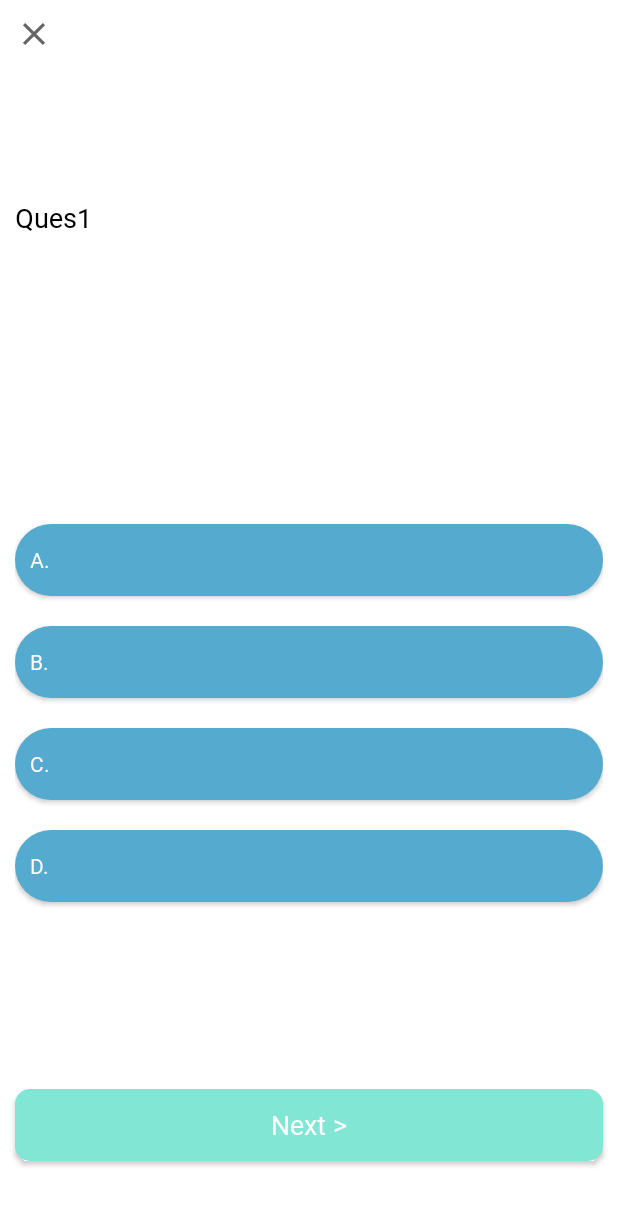
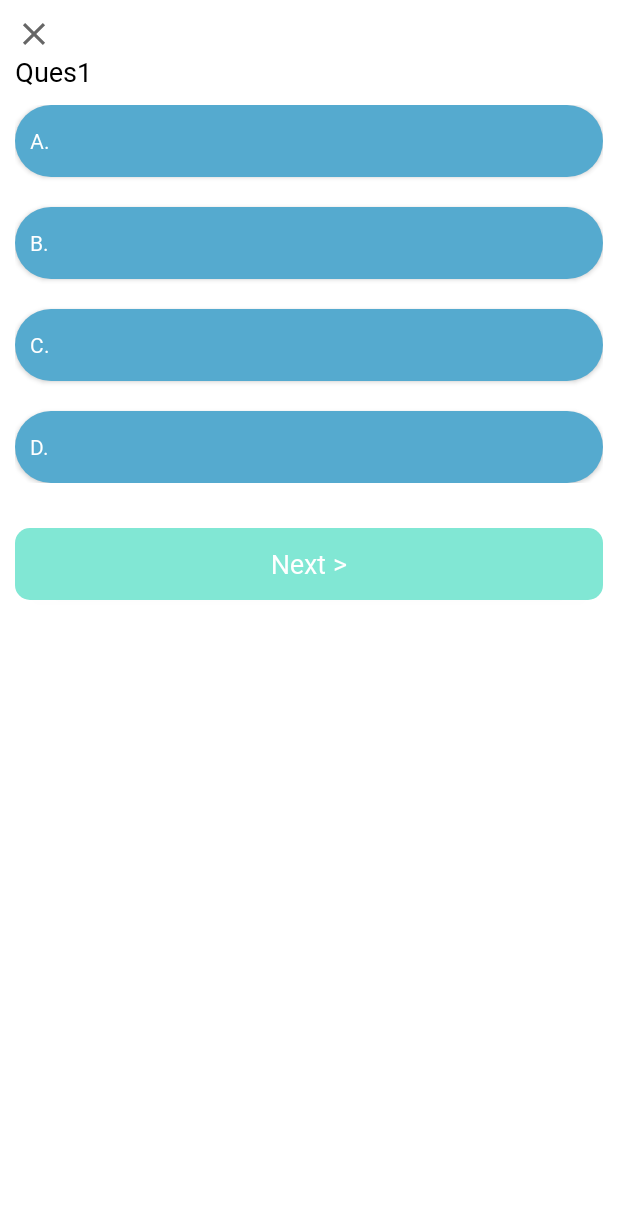
Before and after one commit to DauMoe/HPL, an Android app: the QuesActivity screen opened directly, with no data from a screen before it, on a phone screen of 412 x 824 dp. Shown: the top 1205 px of the screen. Run offline under Robolectric (Android 15) with nearby library versions, the phone set to English and light mode, and no system bars; pictures from the network do not load; 1 statement that could not run was skipped.

Commit message:
fix bugs

```diff
--- a/hpl_app/app/build.gradle
+++ b/hpl_app/app/build.gradle
@@ -35,6 +35,8 @@ android {
 }
 
 dependencies {
+    implementation 'com.github.bumptech.glide:glide:4.12.0'
+    annotationProcessor 'com.github.bumptech.glide:compiler:4.12.0'
     implementation 'com.squareup.retrofit2:retrofit:2.1.0'
     implementation 'com.squareup.retrofit2:converter-gson:2.1.0'
     implementation 'androidx.appcompat:appcompat:1.3.0'
--- a/hpl_app/app/src/main/AndroidManifest.xml
+++ b/hpl_app/app/src/main/AndroidManifest.xml
@@ -3,7 +3,7 @@
     package="com.example.hpl_one">
 
     <uses-permission android:name="android.permission.WRITE_EXTERNAL_STORAGE" />
-    <uses-permission android:name="android.permission.INTERNET" />
+    <uses-permission android:name="android.permission.INTERNET"/>
 
     <application
         android:allowBackup="true"
--- a/hpl_app/app/src/main/java/com/example/hpl_one/Config.java
+++ b/hpl_app/app/src/main/java/com/example/hpl_one/Config.java
@@ -13,5 +13,5 @@ public class Config {
     public static final String USER_ID      = "user_id";
 
     //Base URL
-    public static final String BASE_URL     = "http://192.168.2.101:8081/";
+    public static final String BASE_URL     = "http://192.168.1.4:8081/";
 }
--- a/hpl_app/app/src/main/java/com/example/hpl_one/Student/QuesActivity.java
+++ b/hpl_app/app/src/main/java/com/example/hpl_one/Student/QuesActivity.java
@@ -6,6 +6,8 @@ import androidx.core.content.ContextCompat;
 
 import android.content.Intent;
 import android.content.SharedPreferences;
+import android.graphics.Bitmap;
+import android.graphics.BitmapFactory;
 import android.graphics.Color;
 import android.media.AudioManager;
 import android.media.MediaPlayer;
@@ -18,6 +20,7 @@ import android.widget.ImageView;
 import android.widget.TextView;
 import android.widget.Toast;
 
+import com.bumptech.glide.Glide;
 import com.example.hpl_one.Config;
 import com.example.hpl_one.LoginActivity;
 import com.example.hpl_one.Modules.Question;
@@ -31,6 +34,8 @@ import com.google.gson.Gson;
 import org.json.JSONObject;
 
 import java.io.IOException;
+import java.net.MalformedURLException;
+import java.net.URL;
 import java.util.Map;
 
 import okhttp3.RequestBody;
@@ -42,15 +47,15 @@ import static com.example.hpl_one.Config.BASE_URL;
 
 public class QuesActivity extends AppCompatActivity {
     private TextView ques;
-    private ImageView exittoMain;
+    private ImageView exittoMain, image_ques;
     private AppCompatButton ans_a, ans_b, ans_c, ans_d, next_ques;
-    private Button playAudio;
-    private APIConfig f;
+    private Button playAudio, stopAudio;
     private SharedPreferences pref;
     private String email, ssid, level;
     private Question x;
     private boolean isAns = false;
-    MediaPlayer mediaPlayer;
+    MediaPlayer mediaPlayer = null;
+    String URL;
 
     @Override
     protected void onCreate(Bundle savedInstanceState) {
@@ -66,42 +71,23 @@ public class QuesActivity extends AppCompatActivity {
     }
 
     private void handlerEvent() {
-        ans_a.setOnClickListener(new View.OnClickListener() {
-            @Override
-            public void onClick(View v) {
-                checkAns("A");
+        playAudio.setOnClickListener(view -> PlayAudioQuestion());
+        stopAudio.setOnClickListener(view -> StopAudioQuestion());
+        ans_a.setOnClickListener(v -> checkAns("A"));
+        ans_b.setOnClickListener(v -> checkAns("B"));
+        ans_c.setOnClickListener(v -> checkAns("C"));
+        ans_d.setOnClickListener(v -> checkAns("D"));
+        next_ques.setOnClickListener(v -> {
+            showQues(email, ssid, level);
+        });
+        exittoMain.setOnClickListener(v -> {
+            if (mediaPlayer != null && mediaPlayer.isPlaying()) {
+                mediaPlayer.stop();
+                mediaPlayer.reset();
+                mediaPlayer.release();
             }
-        });
-        ans_b.setOnClickListener(new View.OnClickListener() {
-            @Override
-            public void onClick(View v) {
-                checkAns("B");
-            }
-        });
-        ans_c.setOnClickListener(new View.OnClickListener() {
-            @Override
-            public void onClick(View v) {
-                checkAns("C");
-            }
-        });
-        ans_d.setOnClickListener(new View.OnClickListener() {
-            @Override
-            public void onClick(View v) {
-                checkAns("D");
-            }
-        });
-        next_ques.setOnClickListener(new View.OnClickListener() {
-            @Override
-            public void onClick(View v) {
-                showQues(email, ssid, level);
-            }
-        });
-        exittoMain.setOnClickListener(new View.OnClickListener() {
-            @Override
-            public void onClick(View v) {
-                startActivity(new Intent(QuesActivity.this, StudentActivity.class));
-                finish();
-            }
+            startActivity(new Intent(QuesActivity.this, StudentActivity.class));
+            finish();
         });
     }
 
@@ -111,7 +97,6 @@ public class QuesActivity extends AppCompatActivity {
         pref        = getSharedPreferences(Config.LOGIN_STATE, MODE_PRIVATE);
         email       = pref.getString(Config.EMAIL, null);
         ssid        = pref.getString(Config.SSID, null);
-        f           = RetrofitConfig.JSONconfig().create(APIConfig.class);
         ques        = findViewById(R.id.student_ques);
         ans_a       = findViewById(R.id.ans_a);
         ans_b       = findViewById(R.id.ans_b);
@@ -119,10 +104,13 @@ public class QuesActivity extends AppCompatActivity {
         ans_d       = findViewById(R.id.ans_d);
         next_ques   = findViewById(R.id.ques_next);
         exittoMain  = findViewById(R.id.main_sc);
+        image_ques  = findViewById(R.id.image_ques);
         playAudio   = findViewById(R.id.play_audio_question);
+        stopAudio   = findViewById(R.id.stop_audio_question);
 
         playAudio.setVisibility(View.GONE);
-        playAudio.setOnClickListener(view -> PlayAudioQuestion());
+        stopAudio.setVisibility(View.GONE);
+        image_ques.setVisibility(View.GONE);
         //Get amount of ques
         isAns       = true;
         showQues(email, ssid, level);
@@ -131,26 +119,55 @@ public class QuesActivity extends AppCompatActivity {
     private void PlayAudioQuestion() {
         if (x != null) {
             Toast.makeText(getApplicationContext(), "Wait a minute!", Toast.LENGTH_LONG);
-            String URL = BASE_URL + x.getAns_path();
+            URL = BASE_URL + x.getAns_path();
             Log.e("URL", URL);
-            MediaPlayer mediaPlayer = new MediaPlayer();
+            if (mediaPlayer != null && mediaPlayer.isPlaying()) {
+                mediaPlayer.stop();
+            }
+            mediaPlayer = new MediaPlayer();
             mediaPlayer.setAudioStreamType(AudioManager.STREAM_MUSIC);
             try {
                 mediaPlayer.setDataSource(URL);
                 mediaPlayer.prepare();
+                mediaPlayer.setOnCompletionListener(new MediaPlayer.OnCompletionListener() {
+                    @Override
+                    public void onCompletion(MediaPlayer mp) {
+                        playAudio.setVisibility(View.VISIBLE);
+                        stopAudio.setVisibility(View.GONE);
+                    }
+                });
                 mediaPlayer.start();
+                playAudio.setVisibility(View.GONE);
+                stopAudio.setVisibility(View.VISIBLE);
             } catch(IOException e) {
                 Log.e("AUDIO ERR", e.getMessage());
             }
         }
     }
 
+    private void StopAudioQuestion() {
+        Log.e("AUDIO", "STOP");
+        if (mediaPlayer.isPlaying()) {
+            mediaPlayer.stop();
+        }
+        playAudio.setVisibility(View.VISIBLE);
+        stopAudio.setVisibility(View.GONE);
+    }
+
     private void showQues(String email, String ssid, String level) {
-        playAudio.setVisibility(View.GONE);
         if (!isAns) {
             Toast.makeText(getApplicationContext(), "Choose an answer first!", Toast.LENGTH_SHORT).show();
             return;
         }
+        Log.e("After", "Answered");
+        if (mediaPlayer != null && mediaPlayer.isPlaying()) {
+            mediaPlayer.stop();
+            mediaPlayer.reset();
+            mediaPlayer.release();
+        }
+        playAudio.setVisibility(View.GONE);
+        stopAudio.setVisibility(View.GONE);
+        image_ques.setVisibility(View.GONE);
         isAns = false;
         Map<String, Object> mReq = new ArrayMap<>();
         mReq.put("level", level);
@@ -170,6 +187,9 @@ public class QuesActivity extends AppCompatActivity {
                             if (!x.getQuestion_path().isEmpty()) {
                                 //Audio doc: https://www.geeksforgeeks.org/how-to-play-audio-from-url-in-android/
                                 playAudio.setVisibility(View.VISIBLE);
+                                stopAudio.setVisibility(View.GONE);
+                                image_ques.setVisibility(View.VISIBLE);
+                                Glide.with(QuesActivity.this).load(BASE_URL + x.getQuestion_path()).into(image_ques);
                             }
                             ques.setText(x.getQuestion());
                             ans_a.setText("A. " + x.getAns_a());
--- a/hpl_app/app/src/main/res/layout/activity_login.xml
+++ b/hpl_app/app/src/main/res/layout/activity_login.xml
@@ -25,6 +25,7 @@
 
         <EditText
             android:id="@+id/login_email"
+            android:text="f"
             android:layout_width="match_parent"
             android:layout_height="50dp"
             android:background="@drawable/login_input"
@@ -35,6 +36,7 @@
             android:id="@+id/login_password"
             android:layout_width="match_parent"
             android:layout_height="51dp"
+            android:text="123"
             android:layout_marginTop="20dp"
             android:background="@drawable/login_input"
             android:hint="Password"
--- a/hpl_app/app/src/main/res/layout/activity_ques.xml
+++ b/hpl_app/app/src/main/res/layout/activity_ques.xml
@@ -18,23 +18,37 @@
                 android:src="@drawable/ic_close"
                 android:layout_width="25dp"
                 android:layout_height="25dp"/>
-
-
             <TextView
                 android:id="@+id/student_ques"
                 android:layout_width="match_parent"
-                android:layout_height="0dp"
+                android:layout_height="wrap_content"
                 android:layout_marginLeft="10dp"
                 android:layout_marginRight="10dp"
-                android:layout_weight="1"
                 android:fontFamily="@font/arial"
                 android:gravity="center_vertical"
                 android:text="Ques1"
                 android:textColor="@color/black"
                 android:textSize="18dp" />
+            <ImageView
+                android:id="@+id/image_ques"
+                android:layout_width="match_parent"
+                android:layout_height="300dp"/>
             <Button
                 android:id="@+id/play_audio_question"
+                android:layout_marginTop="10dp"
                 android:text="Play audio"
+                android:textAllCaps="false"
+                android:layout_width="match_parent"
+                android:layout_marginLeft="10dp"
+                android:layout_marginRight="10dp"
+                android:textSize="17dp"
+                android:layout_height="wrap_content"/>
+
+            <Button
+                android:id="@+id/stop_audio_question"
+                android:layout_marginTop="10dp"
+                android:backgroundTint="#E53935"
+                android:text="Stop audio"
                 android:textAllCaps="false"
                 android:layout_width="match_parent"
                 android:layout_marginLeft="10dp"
@@ -44,12 +58,12 @@
 
             <LinearLayout
                 android:orientation="vertical"
+                android:layout_marginTop="10dp"
                 android:gravity="center_vertical"
-                android:layout_weight="2"
                 android:layout_marginLeft="10dp"
                 android:layout_marginRight="10dp"
                 android:layout_width="match_parent"
-                android:layout_height="0dp">
+                android:layout_height="wrap_content">
                 <androidx.appcompat.widget.AppCompatButton
                     android:id="@+id/ans_a"
                     android:fontFamily="@font/arial"
--- a/hpl_app/build.gradle
+++ b/hpl_app/build.gradle
@@ -3,6 +3,7 @@ buildscript {
     repositories {
         google()
         jcenter()
+        mavenCentral()
     }
     dependencies {
         classpath "com.android.tools.build:gradle:4.1.2"
@@ -16,6 +17,7 @@ allprojects {
     repositories {
         google()
         jcenter()
+        mavenCentral()
     }
 }
 
```
Also changed, not shown: 1 other file.
